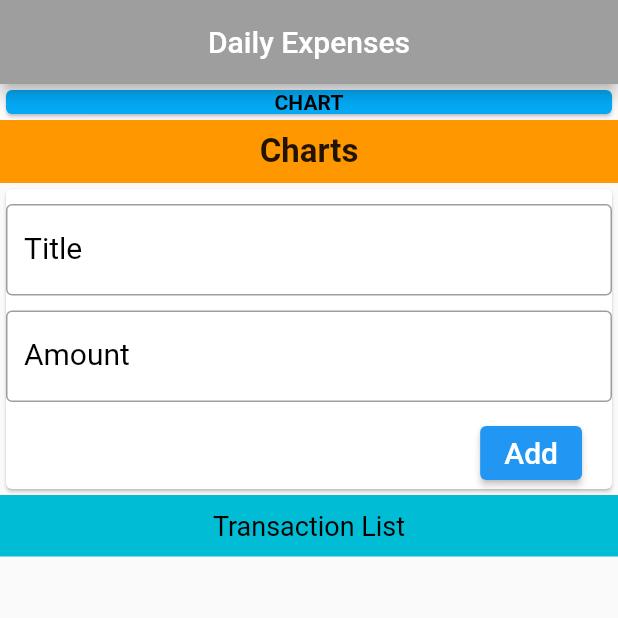
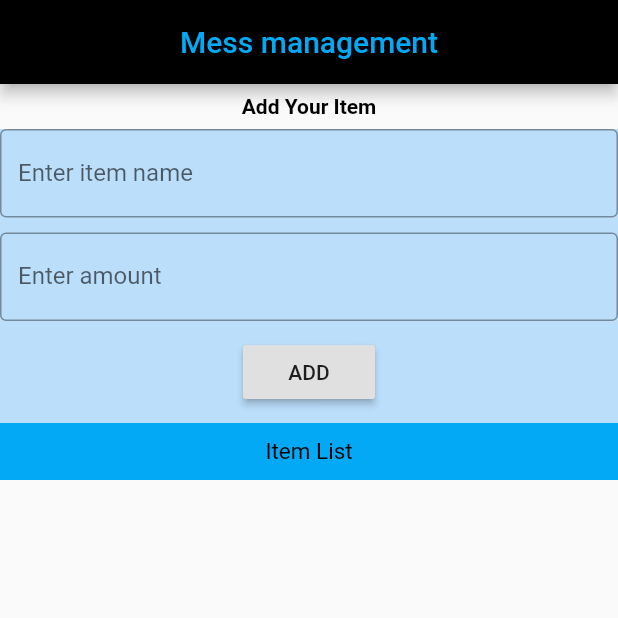
Before and after one commit to nahidulislamshakin/daily_expenses, a Flutter app: the screen it shows after launch, on a phone screen of 412 x 824 dp, the top half of it. Run offline on Flutter 3.47's test engine with Material 2 defaults, Android fonts, the phone set to English and light mode, and no system bars.

Commit message:
theme change

```diff
--- a/lib/daily_expenses.dart
+++ /dev/null
@@ -1,52 +0,0 @@
-import 'package:flutter/material.dart';
-import 'package:daily_expenses/widgets/new_transaction.dart';
-import 'package:daily_expenses/widgets/transaction_list.dart';
-import 'package:daily_expenses/widgets/user_transaction.dart';
-
-class daily_expenses extends StatelessWidget {
-  @override
-  Widget build(BuildContext context) {
-    // TODO: implement build
-    return MaterialApp(
-      home: Scaffold(
-        appBar: AppBar(
-          backgroundColor: Colors.grey,
-          centerTitle: true,
-          title: Text("Daily Expenses"),
-        ),
-        body: SingleChildScrollView(
-          child: Column(
-            children: [
-              Container(
-                width: double.infinity,
-                child: Card(
-                  color: Colors.lightBlue,
-                  child: Center(
-                    child: Text(
-                      "CHART",
-                      style: TextStyle(
-                          fontWeight: FontWeight.bold, color: Colors.black),
-                    ),
-                  ),
-                ),
-              ),
-              SingleChildScrollView(
-                child: Container(
-                  child: Column(
-                    children: [
-                      SingleChildScrollView(
-                        child: Container(
-                          child: UserTransaction(),
-                        ),
-                      )
-                    ],
-                  ),
-                ),
-              ),
-            ],
-          ),
-        ),
-      ),
-    );
-  }
-}
--- a/lib/models/transaction.dart
+++ b/lib/item.dart
@@ -1,11 +1,11 @@
-class Transaction {
+class item {
   final String id;
-  final String title;
+  final String items;
   final double amount;
   final DateTime add_date;
-  Transaction(
+  item(
       {required this.id,
-      required this.title,
+      required this.items,
       required this.amount,
       required this.add_date});
 }
--- /dev/null
+++ b/lib/item_list.dart
@@ -0,0 +1,96 @@
+import 'package:flutter/material.dart';
+import 'package:intl/intl.dart';
+import 'package:daily_expenses/item.dart';
+import 'package:intl/intl.dart';
+
+class item_list extends StatelessWidget {
+  final List<item> itemList;
+  const item_list({required this.itemList});
+
+  //   List itemList2 = [
+  //   {
+  //     id: '1',
+  //     title: 'Flutter Book',
+  //     amount: 450.0,
+  //     add_date: DateTime.now(),
+
+  //   }
+
+  //     id: '2',
+  //     title: 'Flutter Book',
+  //     amount: 450.0,
+  //     add_date: DateTime.now(),
+
+  // ];
+
+  @override
+  Widget build(BuildContext context) {
+    // TODO: implement build
+    return SingleChildScrollView(
+      child: Column(
+        children: [
+          Container(
+            child: Column(
+              children: [
+                Container(
+                    color: Colors.lightBlue,
+                    width: double.infinity,
+                    padding: EdgeInsets.all(10),
+                    child: Text(
+                      "Item List",
+                      textAlign: TextAlign.center,
+                      style: TextStyle(color: Colors.black, fontSize: 15),
+                    )),
+                Container(
+                  height: 500,
+                  child: ListView.builder(
+                      itemCount: itemList.length,
+                      itemBuilder: (ctx, index) {
+                        return Container(
+                          margin:
+                              EdgeInsets.only(left: 10, right: 10, bottom: 8),
+                          child: Card(
+                            color: Colors.greenAccent,
+                            elevation: 10,
+                            child: Container(
+                              padding: EdgeInsets.only(top: 5, bottom: 5),
+                              child: Row(
+                                children: [
+                                  Container(
+                                    decoration:
+                                        BoxDecoration(border: Border.all()),
+                                    padding: EdgeInsets.symmetric(
+                                        vertical: 10, horizontal: 10),
+                                    child: Text(
+                                        "${itemList[index].amount.toString()} Tk"),
+                                  ),
+                                  SizedBox(
+                                    width: 5,
+                                  ),
+                                  Column(
+                                    crossAxisAlignment:
+                                        CrossAxisAlignment.center,
+                                    children: [
+                                      Text("${itemList[index].items}"),
+                                      SizedBox(
+                                        height: 5,
+                                      ),
+                                      Text(DateFormat.yMMMEd()
+                                          .format(itemList[index].add_date))
+                                    ],
+                                  ),
+                                ],
+                              ),
+                            ),
+                          ),
+                        );
+                      }),
+                ),
+              ],
+            ),
+          ),
+        ],
+      ),
+    );
+  }
+}
--- a/lib/main.dart
+++ b/lib/main.dart
@@ -1,6 +1,4 @@
 import 'package:flutter/material.dart';
-import 'package:daily_expenses/daily_expenses.dart';
+import 'package:daily_expenses/my_app.dart';
 
-void main() {
-  runApp(daily_expenses());
-}
+void main() => runApp(myApp());
--- /dev/null
+++ b/lib/my_app.dart
@@ -0,0 +1,60 @@
+import 'package:flutter/material.dart';
+import 'package:daily_expenses/item_list.dart';
+import 'package:daily_expenses/user_input.dart';
+import 'package:daily_expenses/user_item.dart';
+
+class myApp extends StatelessWidget {
+  @override
+  Widget build(BuildContext context) {
+    // TODO: implement build
+    return MaterialApp(
+      home: Scaffold(
+        //  backgroundColor: Colors.blueAccent,
+        appBar: AppBar(
+          backgroundColor: Colors.black,
+          title: Text(
+            "Mess management",
+            style: TextStyle(color: Colors.lightBlue),
+          ),
+          centerTitle: true,
+        ),
+        body: SingleChildScrollView(
+          child: Column(
+            children: [
+              Container(
+                width: double.infinity,
+                height: 30,
+                child: Center(
+                  child: Text(
+                    "Add Your Item",
+                    textAlign: TextAlign.center,
+                    style: TextStyle(
+                        color: Colors.black, fontWeight: FontWeight.bold),
+                  ),
+                ),
+                //  ),
+              ),
+
+              //   SingleChildScrollView(
+              //  child:
+              Container(
+                  child: Column(
+                children: [
+                  //   SingleChildScrollView(
+                  // child:
+                  // Container(
+                  // child:
+                  user_item(),
+                  // ),
+                  //    )
+                ],
+              )),
+              //   ),
+            ],
+          ),
+        ),
+        // ),
+      ),
+    );
+  }
+}
--- /dev/null
+++ b/lib/user_input.dart
@@ -0,0 +1,59 @@
+import 'package:flutter/material.dart';
+import 'package:daily_expenses/my_app.dart';
+
+class user_input extends StatelessWidget {
+  final Function itemFunction;
+  user_input({required this.itemFunction});
+
+  final titleController = TextEditingController();
+  final amountController = TextEditingController();
+
+  void submitData() {
+    final enterTitle = titleController.text;
+    final enterAmount = double.parse(amountController.text);
+    if (enterTitle.isEmpty || enterAmount < 0) return;
+    itemFunction(enterTitle, enterAmount);
+  }
+
+  @override
+  Widget build(BuildContext context) {
+    // TODO: implement build
+    return Container(
+      color: Colors.blue.shade100,
+      child: Column(
+        children: [
+          TextField(
+            //mouseCursor: Colors.amber,
+            decoration: InputDecoration(
+              border: OutlineInputBorder(),
+              labelText: "Enter item name",
+              hintText: "title",
+            ),
+            controller: titleController,
+            onSubmitted: (_) => submitData,
+          ),
+          SizedBox(
+            height: 10,
+          ),
+          TextField(
+            decoration: InputDecoration(
+              border: OutlineInputBorder(),
+              labelText: "Enter amount",
+              hintText: "amount",
+            ),
+            controller: amountController,
+            onSubmitted: (_) => submitData,
+          ),
+          Container(
+            //  width: double.infinity,
+            margin: EdgeInsets.all(10),
+            child: RaisedButton(
+              onPressed: submitData,
+              child: Text("ADD"),
+            ),
+          ),
+        ],
+      ),
+    );
+  }
+}
--- /dev/null
+++ b/lib/user_item.dart
@@ -0,0 +1,35 @@
+import 'package:flutter/material.dart';
+import 'package:daily_expenses/item.dart';
+import 'package:daily_expenses/item_list.dart';
+import 'package:daily_expenses/user_input.dart';
+
+class user_item extends StatefulWidget {
+  @override
+  State<user_item> createState() => user_item_state();
+}
+
+class user_item_state extends State<user_item> {
+  List<item> itemList = [];
+
+  void addItem(String title, double amount) {
+    final addItem = item(
+        id: DateTime.now().toString(),
+        items: title,
+        amount: amount,
+        add_date: DateTime.now());
+    setState(() {
+      itemList.add(addItem);
+    });
+  }
+
+  @override
+  Widget build(BuildContext context) {
+    // TODO: implement build
+    return Column(
+      children: [
+        user_input(itemFunction: addItem),
+        item_list(itemList: itemList)
+      ],
+    );
+  }
+}
--- a/lib/widgets/new_transaction.dart
+++ /dev/null
@@ -1,91 +0,0 @@
-import 'package:flutter/material.dart';
-import 'package:flutter/services.dart';
-
-class NewTransaction extends StatelessWidget {
-  final Function transactionFunction;
-  NewTransaction({required this.transactionFunction});
-  final titleController = TextEditingController();
-  final amountController = TextEditingController();
-
-  void submitData() {
-    final enterTitle = titleController.text;
-    final enterAmount = double.parse(amountController.text);
-
-    if (enterTitle.isEmpty || enterAmount < 0) {
-      return;
-    }
-    transactionFunction(enterTitle, enterAmount);
-  }
-
-  @override
-  Widget build(BuildContext context) {
-    return Container(
-      child: Column(
-        children: [
-          Container(
-            color: Colors.orange,
-            width: double.infinity,
-            padding: EdgeInsets.symmetric(vertical: 8),
-            child: Text(
-              'Charts',
-              textAlign: TextAlign.center,
-              style: TextStyle(
-                fontSize: 22,
-                fontWeight: FontWeight.bold,
-              ),
-            ),
-          ),
-          Card(
-            child: Column(
-              crossAxisAlignment: CrossAxisAlignment.end,
-              children: [
-                SizedBox(
-                  height: 10,
-                ),
-                TextField(
-                  style: TextStyle(color: Colors.black, fontSize: 18),
-                  decoration: InputDecoration(
-                    border: OutlineInputBorder(),
-                    labelText: 'Title',
-                    labelStyle: TextStyle(fontSize: 20, color: Colors.black),
-                  ),
-                  controller: titleController,
-                  onSubmitted: (_) => submitData,
-                ),
-                SizedBox(
-                  height: 10,
-                ),
-                TextField(
-                  style: TextStyle(color: Colors.black, fontSize: 18),
-                  decoration: InputDecoration(
-                    border: OutlineInputBorder(),
-                    labelText: 'Amount',
-                    labelStyle: TextStyle(fontSize: 20, color: Colors.black),
-                  ),
-                  controller: amountController,
-                  keyboardType: TextInputType.number,
-                  onSubmitted: (_) => submitData,
-                ),
-                SizedBox(
-                  height: 10,
-                ),
-                Container(
-                  margin: EdgeInsets.only(right: 20),
-                  child: ElevatedButton(
-                    onPressed: () {
-                      submitData();
-                    },
-                    child: Text(
-                      'Add',
-                      style: TextStyle(fontSize: 20),
-                    ),
-                  ),
-                ),
-              ],
-            ),
-          ),
-        ],
-      ),
-    );
-  }
-}
--- a/lib/widgets/transaction_list.dart
+++ /dev/null
@@ -1,72 +0,0 @@
-import '/models/transaction.dart';
-import 'package:flutter/material.dart';
-import 'package:intl/intl.dart';
-
-class TransactionList extends StatelessWidget {
-  final List<Transaction> tList;
-  const TransactionList({required this.tList});
-
-  @override
-  Widget build(BuildContext context) {
-    return Container(
-      child: Column(
-        children: [
-          Container(
-            width: double.infinity,
-            padding: EdgeInsets.all(10),
-            color: Colors.cyan,
-            child: Text(
-              'Transaction List',
-              textAlign: TextAlign.center,
-              style: TextStyle(fontSize: 18, color: Colors.black),
-            ),
-          ),
-          Container(
-              height: 400,
-              child: ListView.builder(
-                  itemCount: tList.length,
-                  itemBuilder: (ctx, int index) {
-                    return Container(
-                      margin: EdgeInsets.only(left: 10, right: 10, bottom: 8),
-                      child: Card(
-                        color: Colors.purple.shade200,
-                        child: Container(
-                          padding: EdgeInsets.only(top: 5, bottom: 5),
-                          child: Row(
-                            mainAxisAlignment: MainAxisAlignment.center,
-                            children: [
-                              Container(
-                                decoration: BoxDecoration(border: Border.all()),
-                                padding: EdgeInsets.symmetric(
-                                    horizontal: 15, vertical: 10),
-                                child: Text(
-                                    '\$ ${tList[index].amount.toStringAsFixed(2)}'),
-                              ),
-                              SizedBox(
-                                width: 120,
-                              ),
-                              Column(
-                                crossAxisAlignment: CrossAxisAlignment.end,
-                                children: [
-                                  Text(tList[index].title),
-                                  SizedBox(
-                                    height: 5,
-                                  ),
-                                  Text(
-                                    DateFormat.yMMMEd()
-                                        .format(tList[index].add_date),
-                                    style: TextStyle(color: Colors.black),
-                                  )
-                                ],
-                              )
-                            ],
-                          ),
-                        ),
-                      ),
-                    );
-                  }))
-        ],
-      ),
-    );
-  }
-}
--- a/lib/widgets/user_transaction.dart
+++ /dev/null
@@ -1,53 +0,0 @@
-import '/models/transaction.dart';
-import '/widgets/new_transaction.dart';
-import '/widgets/transaction_list.dart';
-import 'package:flutter/material.dart';
-
-class UserTransaction extends StatefulWidget {
-  //const UserTransaction({Key? key}) : super(key: key);
-  @override
-  State<UserTransaction> createState() => _UserTransactionState();
-}
-
-class _UserTransactionState extends State<UserTransaction> {
-  List<Transaction> transaction = [
-  /*  Transaction(
-      id: '1',
-      title: 'Flutter Book',
-      amount: 450.0,
-      add_date: DateTime.now(),
-    ),
-    Transaction(
-      id: '2',
-      title: 'Flutter Book',
-      amount: 450.0,
-      add_date: DateTime.now(),
-    ),*/
-  ];
-
-  addTransaction(String title, double amount) {
-    final addTr = Transaction(
-      id: DateTime.now().toString(),
-      title: title,
-      amount: amount,
-      add_date: DateTime.now(),
-    );
-    setState(() {
-      transaction.add(addTr);
-    });
-  }
-
-  @override
-  Widget build(BuildContext context) {
-    return Column(
-      children: [
-        NewTransaction(
-          transactionFunction: addTransaction,
-        ),
-        TransactionList(
-          tList: transaction,
-        ),
-      ],
-    );
-  }
-}
```
